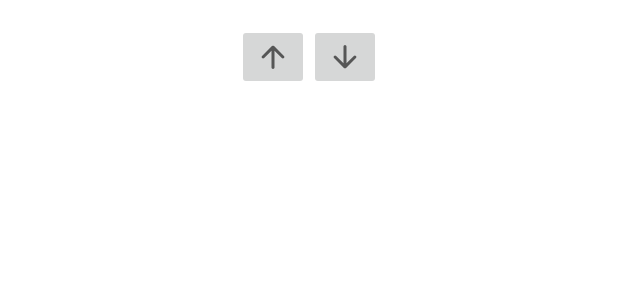
After one commit to CMPUT301F23T20/JavaJeniuses, an Android app: the layout custom_sort.xml on its own in the app's theme, with its tools: preview values and no code run, on a phone screen of 412 x 824 dp. The commit adds this screen. Shown: the top 300 px of the screen. Run offline under Robolectric (Android 15) with nearby library versions, the phone set to English and light mode, and no system bars.

Commit message:
up down buttons added to dialog

```diff
--- /dev/null
+++ b/InventoryManager/app/src/main/java/com/example/inventorymanager/ui/sort/ItemSort.java
@@ -0,0 +1,2 @@
+package com.example.inventorymanager.ui.sort;public class ItemSort {
+}
--- a/InventoryManager/app/src/main/java/com/example/inventorymanager/ui/sort/ItemSortDialog.java
+++ b/InventoryManager/app/src/main/java/com/example/inventorymanager/ui/sort/ItemSortDialog.java
@@ -6,9 +6,12 @@ import android.content.Context;
 import android.content.DialogInterface;
 import android.view.LayoutInflater;
 import android.view.View;
+import android.widget.Button;
 import android.widget.EditText;
+import android.widget.ImageButton;
 
 import com.example.inventorymanager.Item;
+import com.example.inventorymanager.ItemAdapter;
 import com.example.inventorymanager.R;
 
 import java.text.SimpleDateFormat;
@@ -17,24 +20,42 @@ import java.util.Calendar;
 import java.util.Locale;
 
 public class ItemSortDialog {
+    private boolean ascending;
+    private ItemSort itemSort;
 
-    public void showSortDialog(Context context, ArrayList<Item> items) {
+    public void showSortDialog(Context context, ArrayList<Item> items, ItemAdapter adapter) {
+
+        itemSort = new ItemSort();
 
         // array that holds user options for sorting the items
         String[] sortOptions = {"Date", "Description", "Make", "Estimated Value"};
         boolean[] selectedOption = new boolean[sortOptions.length];
+        ascending = true;
 
         // initialize alert dialog
         AlertDialog.Builder builder = new AlertDialog.Builder(context);
         builder.setTitle("Sort Items By: ");
         builder.setCancelable(false); // doesn't cancel when user touches outside bounds
 
+        // inflate a custom layout for the dialog
+        View customLayout = LayoutInflater.from(context).inflate(R.layout.custom_sort,null);
+        builder.setView(customLayout);
+
+        // find the arrow-up and arrow-down buttons in the custom layout
+        ImageButton arrowUpButton = customLayout.findViewById(R.id.ascending_button);
+        ImageButton arrowDownButton = customLayout.findViewById(R.id.descending_button);
+
+        // set up listeners to handle button click
+        arrowUpButton.setOnClickListener(v-> { ascending = true; });
+        arrowDownButton.setOnClickListener(v-> { ascending = false; });
+
         // set dialog w options the user can choose from
         builder.setMultiChoiceItems(sortOptions, selectedOption, new DialogInterface.OnMultiChoiceClickListener() {
             @Override
             public void onClick(DialogInterface dialogInterface, int i, boolean b) {
                 if (b) {
-                System.out.println("hello");}
+                    itemSort.sortItems(items, sortOptions[i], ascending);
+                }
             }
         });
 
@@ -42,8 +63,7 @@ public class ItemSortDialog {
             // handle ok button click and sort the list
             @Override
             public void onClick(DialogInterface dialogInterface, int i) {
-                // skip
-                System.out.println("Yay.");
+                adapter.notifyDataSetChanged();
             }
         });
 
@@ -58,4 +78,5 @@ public class ItemSortDialog {
         builder.show();
     }
 
+
 }
--- /dev/null
+++ b/InventoryManager/app/src/main/res/drawable/ic_arrow_down_24.xml
@@ -0,0 +1,11 @@
+<?xml version="1.0" encoding="utf-8"?>
+<vector xmlns:android="http://schemas.android.com/apk/res/android"
+    android:width="24dp"
+    android:height="24dp"
+    android:viewportWidth="24"
+    android:viewportHeight="24"
+    android:tint="?attr/colorControlNormal">
+    <path
+        android:fillColor="@android:color/white"
+        android:pathData="M12,19.575Q11.8,19.575 11.625,19.512Q11.45,19.45 11.3,19.3L4.7,12.7Q4.4,12.4 4.4,11.987Q4.4,11.575 4.7,11.275Q5,10.975 5.4,10.975Q5.8,10.975 6.1,11.275L11,16.175V4.975Q11,4.55 11.288,4.275Q11.575,4 12,4Q12.425,4 12.713,4.287Q13,4.575 13,5V16.175L17.9,11.275Q18.2,10.975 18.6,10.975Q19,10.975 19.3,11.275Q19.6,11.575 19.6,11.987Q19.6,12.4 19.3,12.7L12.7,19.3Q12.55,19.45 12.375,19.512Q12.2,19.575 12,19.575Z"/>
+</vector>
--- /dev/null
+++ b/InventoryManager/app/src/main/res/drawable/ic_arrow_up_24.xml
@@ -0,0 +1,11 @@
+<?xml version="1.0" encoding="utf-8"?>
+<vector xmlns:android="http://schemas.android.com/apk/res/android"
+    android:width="24dp"
+    android:height="24dp"
+    android:viewportWidth="24"
+    android:viewportHeight="24"
+    android:tint="?attr/colorControlNormal">
+    <path
+        android:fillColor="@android:color/white"
+        android:pathData="M12,20Q11.575,20 11.288,19.712Q11,19.425 11,19V7.825L6.125,12.7Q5.825,13 5.412,13Q5,13 4.7,12.7Q4.4,12.4 4.4,12Q4.4,11.6 4.7,11.3L11.3,4.7Q11.45,4.55 11.625,4.487Q11.8,4.425 12,4.425Q12.2,4.425 12.388,4.487Q12.575,4.55 12.7,4.7L19.3,11.3Q19.6,11.6 19.6,12Q19.6,12.4 19.3,12.7Q19,13 18.587,13Q18.175,13 17.875,12.7L13,7.825V19Q13,19.425 12.713,19.712Q12.425,20 12,20Z"/>
+</vector>
--- /dev/null
+++ b/InventoryManager/app/src/main/res/layout/custom_sort.xml
@@ -0,0 +1,24 @@
+<?xml version="1.0" encoding="utf-8"?>
+<LinearLayout
+    xmlns:android="http://schemas.android.com/apk/res/android"
+    android:layout_width="match_parent"
+    android:layout_height="wrap_content"
+    android:orientation="horizontal"
+    android:gravity="center"
+    android:padding="16dp">
+
+    <ImageButton
+        android:id="@+id/ascending_button"
+        android:layout_width="wrap_content"
+        android:layout_height="wrap_content"
+        android:src="@drawable/ic_arrow_up_24"
+        android:contentDescription="Ascending" />
+
+    <ImageButton
+        android:id="@+id/descending_button"
+        android:layout_width="wrap_content"
+        android:layout_height="wrap_content"
+        android:src="@drawable/ic_arrow_down_24"
+        android:contentDescription="Descending" />
+
+</LinearLayout>
```
